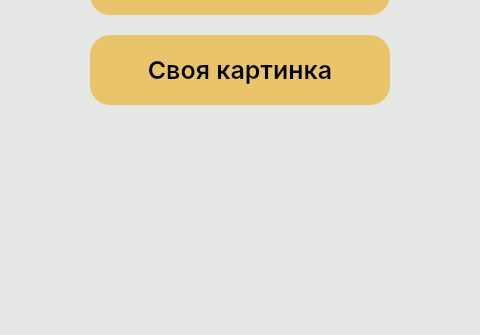
Albertlll/Mem_generator, file UI/main_ui.ui: the form before one commit; both pictures show x 160 to 640 and y 265 to 600 of the 800 by 600 pixel window.
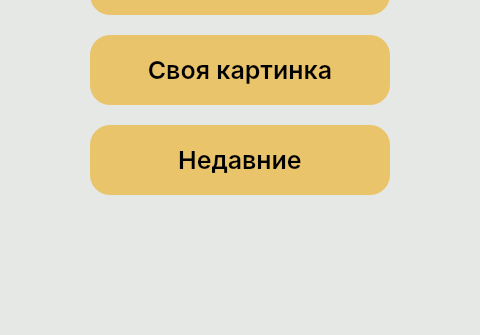
The form after the commit.

Diff of the .ui file:
```diff
--- a/UI/main_ui.ui
+++ b/UI/main_ui.ui
@@ -119,6 +119,44 @@
      <string>Своя картинка</string>
     </property>
    </widget>
+   <widget class="QPushButton" name="open_recent_list_btn">
+    <property name="geometry">
+     <rect>
+      <x>250</x>
+      <y>390</y>
+      <width>300</width>
+      <height>70</height>
+     </rect>
+    </property>
+    <property name="font">
+     <font>
+      <family>Inter,sans-serif</family>
+      <pointsize>-1</pointsize>
+      <weight>62</weight>
+      <bold>true</bold>
+     </font>
+    </property>
+    <property name="styleSheet">
+     <string notr="true">QPushButton
+{
+	font-family: Inter,sans-serif;
+	font-size:25px;
+
+	background-color: rgb(233, 196, 106);
+	font-weight: 500;
+	border-radius: 20px;
+}
+
+QPushButton:hover
+{
+	background-color: rgb(223, 41, 53);
+	color: white;
+}</string>
+    </property>
+    <property name="text">
+     <string>Недавние</string>
+    </property>
+   </widget>
   </widget>
   <widget class="QMenuBar" name="menubar">
    <property name="geometry">
```
Left out of the diff: 4 changed lines with no effect on the pictures.
